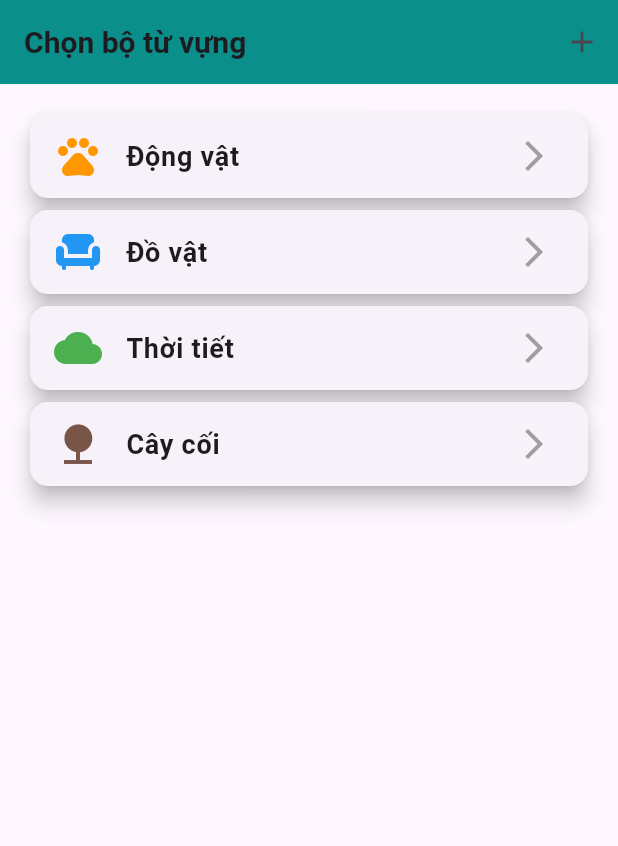
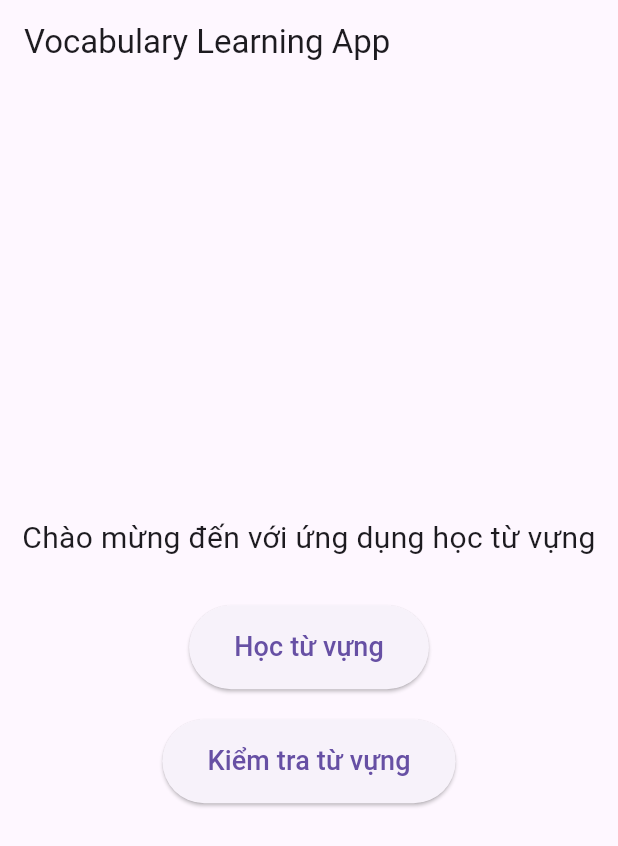
Before and after one commit to KimThuy1111/MemorizeWords, a Flutter app: the screen it shows after launch, on a phone screen of 412 x 824 dp. Shown: the top 846 px of the screen. Run offline on Flutter 3.47's test engine with Material 3 defaults, Android fonts, the light colour scheme and no system bars; our stand-ins replace cloud_firestore, firebase_core; accounts and stored records are empty.

Commit message:
chức năng kiểm tra từ vựng

```diff
--- a/lib/main.dart
+++ b/lib/main.dart
@@ -1,5 +1,6 @@
 import 'package:flutter/material.dart';
 import 'package:firebase_core/firebase_core.dart';
+import 'package:memorize_word/screens/HomeScreen.dart';
 import 'screens/flashcardScreen.dart';
 import '../controllers/flashcardController.dart';  // Thêm import controller
 
@@ -13,9 +14,13 @@ class MyApp extends StatelessWidget {
   @override
   Widget build(BuildContext context) {
     return MaterialApp(
-      title: 'Flashcard App',
-      theme: ThemeData(primarySwatch: Colors.teal),
-      home: VocabularySetScreen(userId: 'user123'),
+      title: 'Vocabulary Learning App',
+      theme: ThemeData(
+        primarySwatch: Colors.blue,
+        visualDensity: VisualDensity.adaptivePlatformDensity,
+      ),
+      home: const HomeScreen(),
+      debugShowCheckedModeBanner: false,
     );
   }
 }
--- /dev/null
+++ b/lib/screens/HomeScreen.dart
@@ -0,0 +1,69 @@
+import 'package:flutter/material.dart';
+
+import '../main.dart';
+import 'QuizzScreen.dart';
+import 'flashcardScreen.dart';
+
+class HomeScreen extends StatelessWidget {
+  const HomeScreen({super.key});
+
+  @override
+  Widget build(BuildContext context) {
+    return Scaffold(
+      appBar: AppBar(
+        title: const Text('Vocabulary Learning App'),
+      ),
+      body: Center(
+        child: Column(
+          mainAxisAlignment: MainAxisAlignment.center,
+          children: [
+            const Text(
+              'Chào mừng đến với ứng dụng học từ vựng',
+              style: TextStyle(fontSize: 20),
+              textAlign: TextAlign.center,
+            ),
+            const SizedBox(height: 30),
+            ElevatedButton(
+              onPressed: () {
+                Navigator.push(
+                  context,
+                  MaterialPageRoute(
+                    builder: (context) => VocabularySetScreen(
+                      userId: 'user123',
+
+                    ),
+                  ),
+                );
+              },
+              style: ElevatedButton.styleFrom(
+                padding: const EdgeInsets.symmetric(horizontal: 30, vertical: 15),
+              ),
+              child: const Text(
+                'Học từ vựng',
+                style: TextStyle(fontSize: 18),
+              ),
+            ),
+            const SizedBox(height: 20),
+            ElevatedButton(
+              onPressed: () {
+                Navigator.push(
+                  context,
+                  MaterialPageRoute(
+                    builder: (context) => QuizScreen(userId: 'user123',),
+                  ),
+                );
+              },
+              style: ElevatedButton.styleFrom(
+                padding: const EdgeInsets.symmetric(horizontal: 30, vertical: 15),
+              ),
+              child: const Text(
+                'Kiểm tra từ vựng',
+                style: TextStyle(fontSize: 18),
+              ),
+            ),
+          ],
+        ),
+      ),
+    );
+  }
+}
```
Also changed, not shown: lib/screens/QuizzScreen.dart (added, +222 -0 lines), lib/services/vocabularyService.dart (+34 -0 lines), lib/widgets/OptionButton.dart (added, +53 -0 lines), lib/widgets/ProgressIndicator.dart (added, +40 -0 lines).
